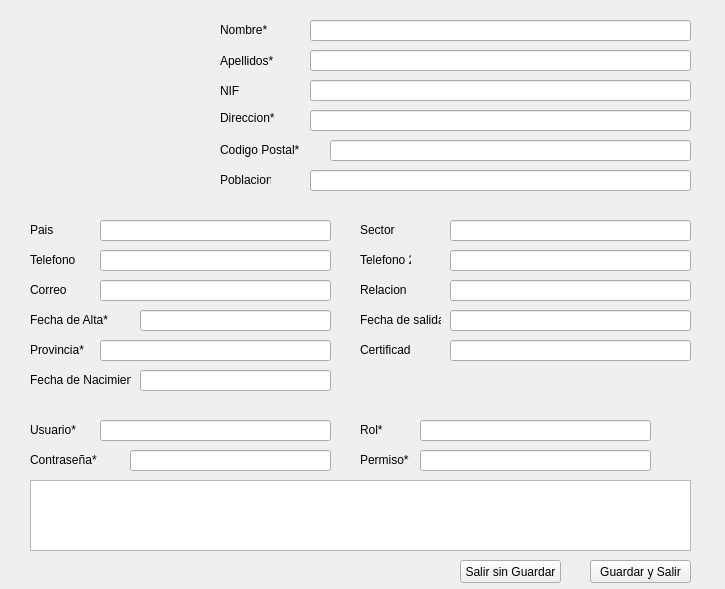
Before: the Qt Designer form src/UI/perfilUsuario.ui in PurpleFlamingo/purpleACOES, drawn with Qt 5.
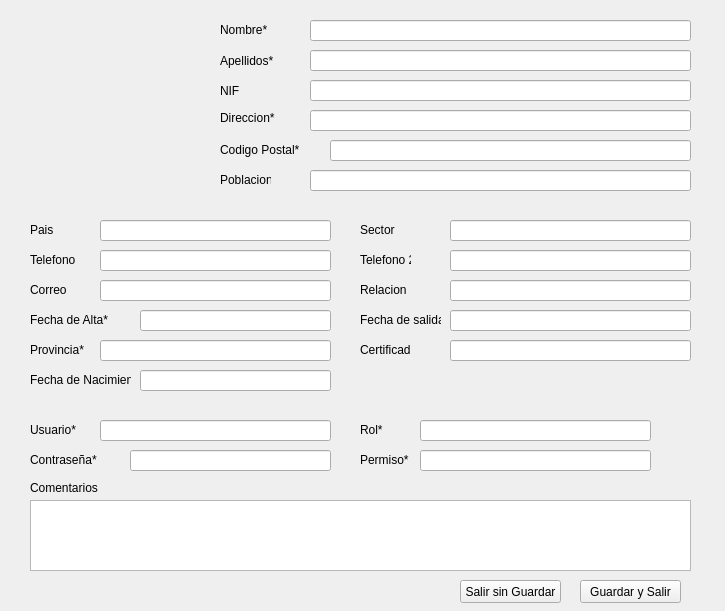
After: the same form once the commit is applied. Icons and pictures are not drawn.

Commit message: Un par de modificaciones

The edit to the form file:
```diff
--- a/src/UI/perfilUsuario.ui
+++ b/src/UI/perfilUsuario.ui
@@ -7,7 +7,7 @@
     <x>0</x>
     <y>0</y>
     <width>725</width>
-    <height>589</height>
+    <height>611</height>
    </rect>
   </property>
   <property name="windowTitle">
@@ -18,7 +18,7 @@
     <property name="geometry">
      <rect>
       <x>460</x>
-      <y>560</y>
+      <y>580</y>
       <width>101</width>
       <height>23</height>
      </rect>
@@ -30,8 +30,8 @@
    <widget class="QPushButton" name="bGuardarYSalir">
     <property name="geometry">
      <rect>
-      <x>590</x>
-      <y>560</y>
+      <x>580</x>
+      <y>580</y>
       <width>101</width>
       <height>23</height>
      </rect>
@@ -136,7 +136,7 @@
     <property name="geometry">
      <rect>
       <x>30</x>
-      <y>480</y>
+      <y>500</y>
       <width>661</width>
       <height>71</height>
      </rect>
@@ -546,6 +546,19 @@
      </rect>
     </property>
    </widget>
+   <widget class="QLabel" name="label_2">
+    <property name="geometry">
+     <rect>
+      <x>30</x>
+      <y>480</y>
+      <width>121</width>
+      <height>16</height>
+     </rect>
+    </property>
+    <property name="text">
+     <string>Comentarios</string>
+    </property>
+   </widget>
   </widget>
  </widget>
  <resources>
```
